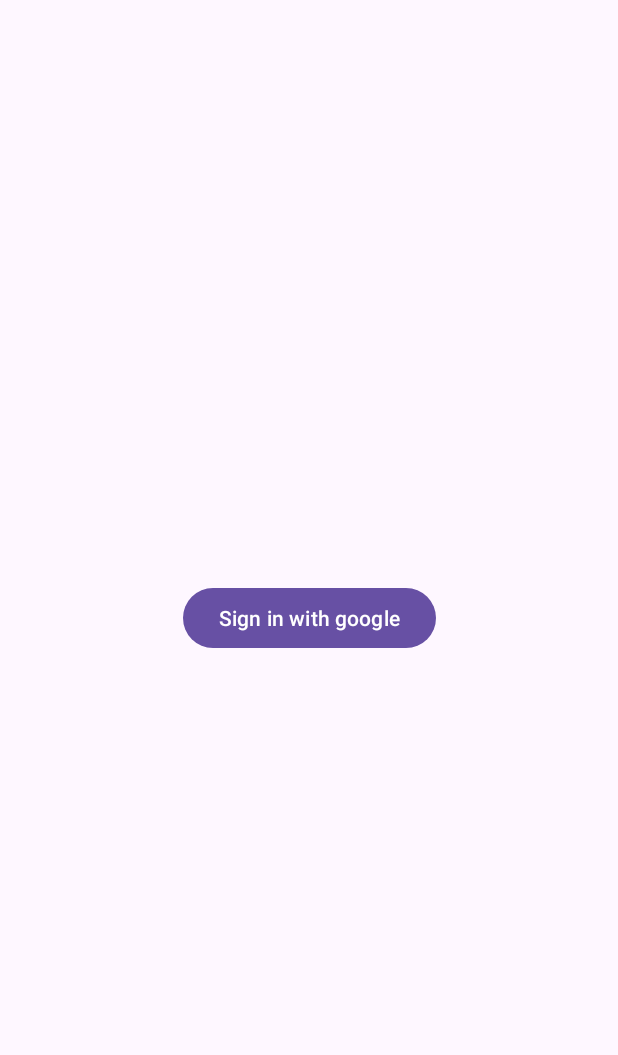
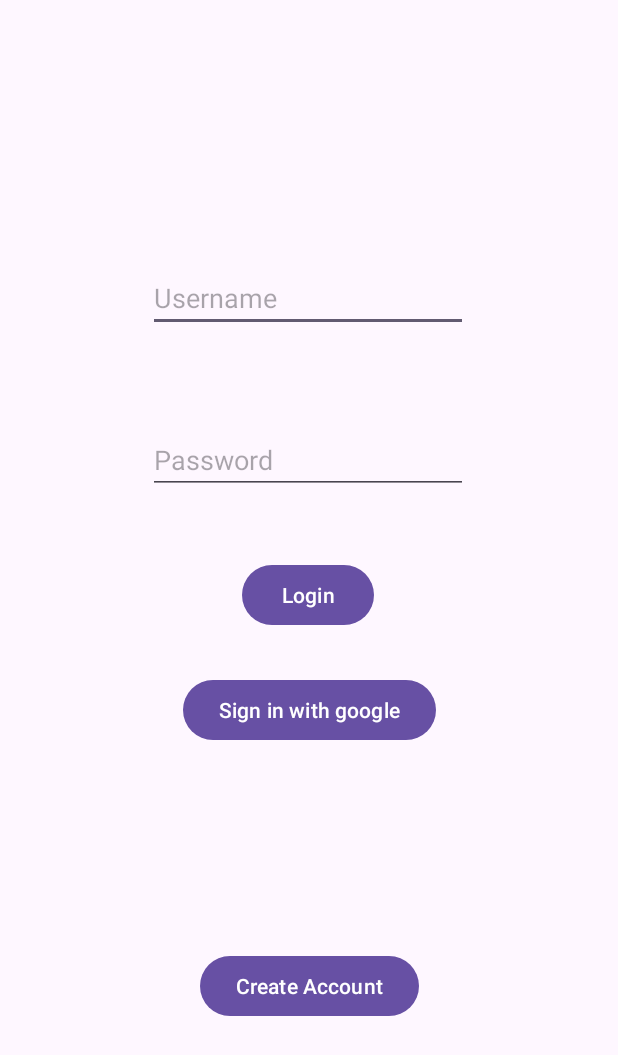
Before and after one commit to randylon032085/beanupnorthmobile, an Android app: the screen it shows after launch (Login), on a phone screen of 412 x 824 dp. Shown: the top 1055 px of the screen. Run offline under Robolectric (Android 15) with nearby library versions, the phone set to English and light mode, and no system bars.

Commit message:
update for registration

```diff
--- a/app/build.gradle
+++ b/app/build.gradle
@@ -52,4 +52,5 @@
     implementation 'com.google.android.gms:play-services-auth:20.7.0'
     implementation platform('com.google.firebase:firebase-bom:33.9.0')
     implementation 'com.google.firebase:firebase-analytics'
+    implementation 'com.google.firebase:firebase-database:20.2.2'
 }
--- a/app/src/main/java/com/example/beanupnorth/Login.java
+++ b/app/src/main/java/com/example/beanupnorth/Login.java
@@ -40,8 +40,14 @@
                 .build();
         googleSignInClient = GoogleSignIn.getClient(this, gso);
     }
+public void loginHomeScreen(View v){
 
+        startActivity(new Intent(Login.this, HomeScreen.class));
+}
 
+public void createAccount (View v){
+    startActivity(new Intent(Login.this, Registration.class));
+}
 
 //    public void signInGoogle (View v){
 //        GoogleSignInOptions gso = new GoogleSignInOptions.Builder(GoogleSignInOptions.DEFAULT_SIGN_IN)
--- a/app/src/main/res/layout/activity_login.xml
+++ b/app/src/main/res/layout/activity_login.xml
@@ -11,10 +11,66 @@
         android:id="@+id/button4"
         android:layout_width="wrap_content"
         android:layout_height="wrap_content"
+        android:onClick="signInGoogle"
         android:text="Sign in with google"
-        android:onClick="signInGoogle"
         app:layout_constraintBottom_toBottomOf="parent"
         app:layout_constraintEnd_toEndOf="parent"
         app:layout_constraintStart_toStartOf="parent"
-        app:layout_constraintTop_toTopOf="parent" />
+        app:layout_constraintTop_toTopOf="parent"
+        app:layout_constraintVertical_bias="0.579" />
+
+    <EditText
+        android:id="@+id/etUser"
+        android:layout_width="wrap_content"
+        android:layout_height="wrap_content"
+        android:layout_marginTop="176dp"
+        android:ems="10"
+        android:hint="Username"
+        android:inputType="textEmailAddress"
+        app:layout_constraintBottom_toTopOf="@+id/etPassword"
+        app:layout_constraintEnd_toEndOf="parent"
+        app:layout_constraintHorizontal_bias="0.497"
+        app:layout_constraintStart_toStartOf="parent"
+        app:layout_constraintTop_toTopOf="parent"
+        app:layout_constraintVertical_bias="0.0" />
+
+    <EditText
+        android:id="@+id/etPassword"
+        android:layout_width="wrap_content"
+        android:layout_height="wrap_content"
+        android:ems="10"
+        android:hint="Password"
+        android:inputType="textPassword"
+        app:layout_constraintBottom_toBottomOf="parent"
+        app:layout_constraintEnd_toEndOf="parent"
+        app:layout_constraintHorizontal_bias="0.497"
+        app:layout_constraintStart_toStartOf="parent"
+        app:layout_constraintTop_toTopOf="parent"
+        app:layout_constraintVertical_bias="0.365" />
+
+    <Button
+        android:id="@+id/btnLogin"
+        android:layout_width="wrap_content"
+        android:layout_height="wrap_content"
+        android:onClick="loginHomeScreen"
+        android:text="Login"
+        app:layout_constraintBottom_toBottomOf="parent"
+        app:layout_constraintEnd_toEndOf="parent"
+        app:layout_constraintHorizontal_bias="0.498"
+        app:layout_constraintStart_toStartOf="parent"
+        app:layout_constraintTop_toTopOf="parent"
+        app:layout_constraintVertical_bias="0.48" />
+
+    <Button
+        android:id="@+id/btnCreateAccount"
+        android:layout_width="wrap_content"
+        android:layout_height="wrap_content"
+        android:layout_marginTop="136dp"
+        android:text="Create Account"
+        android:onClick="createAccount"
+        app:layout_constraintBottom_toBottomOf="parent"
+        app:layout_constraintEnd_toEndOf="parent"
+        app:layout_constraintStart_toStartOf="parent"
+        app:layout_constraintTop_toBottomOf="@+id/button4"
+        app:layout_constraintVertical_bias="0.0" />
 </androidx.constraintlayout.widget.ConstraintLayout>
```
Also changed, not shown: app/src/main/AndroidManifest.xml (+8 -0 lines), app/src/main/java/com/example/beanupnorth/HomeScreen.java (added, +60 -0 lines), app/src/main/java/com/example/beanupnorth/Registration.java (added, +107 -0 lines), app/src/main/res/layout/activity_home_screen.xml (added, +21 -0 lines), app/src/main/res/layout/activity_registration.xml (added, +61 -0 lines).
